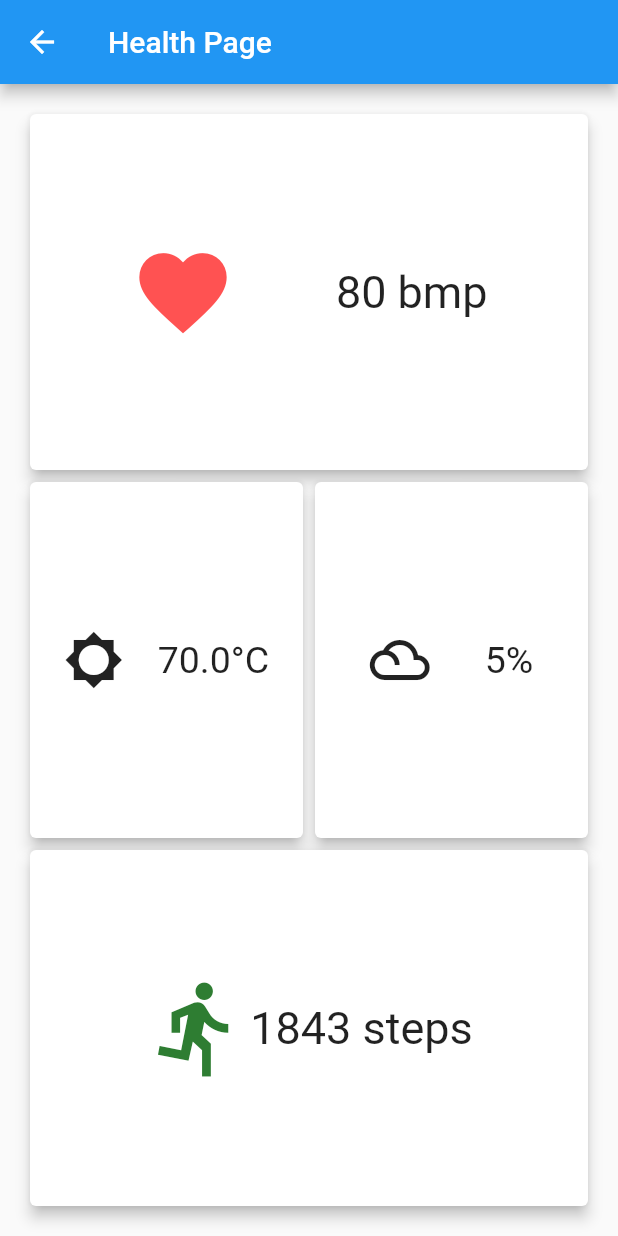
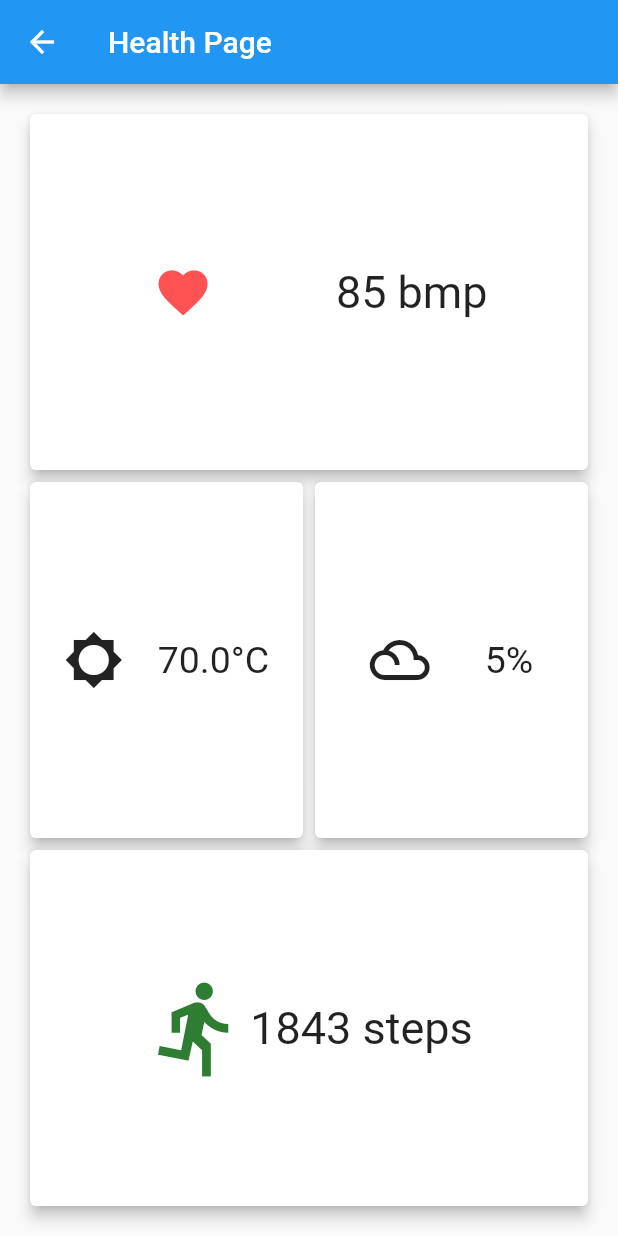
Before and after one commit to AlexBolot/moth, a Flutter app: the screen it shows after launch, after a tap on the "favorite" icon, on a phone screen of 412 x 824 dp. Run offline on Flutter 3.47's test engine with Material 2 defaults, Android fonts, the phone set to English and light mode, and no system bars; our stand-ins replace cloud_firestore; accounts and stored records are empty.

Commit message:
Adding completed HealthPage + NotificationsPage + SpanishInquisition

```diff
--- a/flutter/moth/lib/global/router.dart
+++ b/flutter/moth/lib/global/router.dart
@@ -1,6 +1,5 @@
 import 'package:flutter/material.dart';
 import 'package:moth/user_interfaces/pages/health_page.dart';
-import 'package:moth/user_interfaces/pages/map_page.dart';
 import 'package:moth/user_interfaces/pages/notifications_page.dart';
 import 'package:moth/user_interfaces/pages/tasks_page.dart';
 import 'package:moth/user_interfaces/pages/dash_board.dart';
@@ -8,7 +7,6 @@ import 'package:moth/user_interfaces/pages/dash_board.dart';
 const String dashboard = DashBoard.path;
 const String healthPage = HealthPage.path;
 const String tasksPage = TasksPage.path;
-const String mapPage = MapPage.path;
 const String notificationsPage = NotificationsPage.path;
 
 navigateToPage(String destination, BuildContext context, {bool replace = false}) {
--- a/flutter/moth/lib/user_interfaces/main.dart
+++ b/flutter/moth/lib/user_interfaces/main.dart
@@ -5,7 +5,6 @@ import 'package:moth/models/task.dart';
 import 'package:moth/services/task_service.dart';
 import 'package:moth/user_interfaces/others/app_builder.dart';
 import 'package:moth/user_interfaces/pages/health_page.dart';
-import 'package:moth/user_interfaces/pages/map_page.dart';
 import 'package:moth/user_interfaces/pages/notifications_page.dart';
 import 'package:moth/user_interfaces/pages/tasks_page.dart';
 import 'package:moth/user_interfaces/pages/dash_board.dart';
@@ -29,7 +28,6 @@ class MyApp extends StatelessWidget {
             dashboard: (context) => DashBoard(),
             healthPage: (context) => HealthPage(),
             tasksPage: (context) => TasksPage(),
-            mapPage: (context) => MapPage(),
             notificationsPage: (context) => NotificationsPage(),
           },
         );
--- a/flutter/moth/lib/user_interfaces/pages/dash_board.dart
+++ b/flutter/moth/lib/user_interfaces/pages/dash_board.dart
@@ -1,6 +1,5 @@
 import 'package:flutter/material.dart';
 import 'package:moth/global/router.dart';
-import 'package:moth/services/task_service.dart';
 import 'package:moth/user_interfaces/fragments/circle_button.dart';
 
 class DashBoard extends StatefulWidget {
@@ -15,19 +14,16 @@ class _DashBoardState extends State<DashBoard> {
   Widget build(BuildContext context) {
     return Scaffold(
       appBar: AppBar(title: Text('Dashboard')),
-      body: Container(
+      drawer: Container(child: Image.asset('images/spanish_inquisition.png')),
+      endDrawer: Container(child: Image.asset('images/spanish_inquisition.png')),
+      body: Center(
         child: Column(
+          crossAxisAlignment: CrossAxisAlignment.center,
           mainAxisAlignment: MainAxisAlignment.spaceEvenly,
           children: <Widget>[
             CircleButton(iconData: Icons.favorite, onTap: () => navigateToPage(healthPage, context)),
-            Row(
-              mainAxisAlignment: MainAxisAlignment.spaceEvenly,
-              children: <Widget>[
-                CircleButton(iconData: Icons.assignment, onTap: () => navigateToPage(tasksPage, context)),
-                CircleButton(iconData: Icons.notifications, onTap: () => navigateToPage(notificationsPage, context)),
-              ],
-            ),
-            CircleButton(iconData: Icons.map, onTap: () => navigateToPage(mapPage, context)),
+            CircleButton(iconData: Icons.assignment, onTap: () => navigateToPage(tasksPage, context)),
+            CircleButton(iconData: Icons.notifications, onTap: () => navigateToPage(notificationsPage, context)),
           ],
         ),
       ),
--- a/flutter/moth/lib/user_interfaces/pages/health_page.dart
+++ b/flutter/moth/lib/user_interfaces/pages/health_page.dart
@@ -8,13 +8,42 @@ class HealthPage extends StatefulWidget {
 }
 
 class _HealthPageState extends State<HealthPage> with SingleTickerProviderStateMixin {
-  int heartBeat = 80;
+  int heartBeat = 85;
   double temperature = 70.0;
   int humidity = 5;
   int stepsCount = 1843;
 
+  Animation<double> animationHeart;
+  AnimationController controllerHeart;
+
+  @override
+  void initState() {
+    super.initState();
+    controllerHeart = AnimationController(
+      vsync: this,
+      duration: Duration(milliseconds: 800),
+      lowerBound: 0.3,
+      upperBound: 1.0,
+    );
+    controllerHeart.repeat();
+    animationHeart = CurvedAnimation(parent: controllerHeart, curve: Curves.linear);
+  }
+
+  @override
+  void dispose() {
+    super.dispose();
+    controllerHeart.dispose();
+  }
+
+  updateFrequence() {
+    int frequence = (60 / heartBeat * 1000).round();
+    print(frequence);
+    controllerHeart.duration = Duration(milliseconds: frequence);
+  }
+
   @override
   Widget build(BuildContext context) {
+    updateFrequence();
     return Scaffold(
       appBar: AppBar(title: Text('Health Page')),
       body: Padding(
@@ -29,7 +58,8 @@ class _HealthPageState extends State<HealthPage> with SingleTickerProviderStateM
                   mainAxisSize: MainAxisSize.max,
                   mainAxisAlignment: MainAxisAlignment.spaceEvenly,
                   children: <Widget>[
-                    Icon(Icons.favorite, size: 70.0, color: Colors.redAccent),
+                    ScaleTransition(
+                        scale: animationHeart, child: Icon(Icons.favorite, size: 70.0, color: Colors.redAccent)),
                     Text('$heartBeat bmp', style: TextStyle(fontSize: 30.0)),
                   ],
                 ),
```
Also changed, not shown: flutter/moth/lib/user_interfaces/pages/map_page.dart (deleted, +0 -22 lines), flutter/moth/lib/user_interfaces/pages/notifications_page.dart (+107 -4 lines), flutter/moth/pubspec.yaml (+2 -33 lines), flutter/moth/images/spanish_inquisition.png (added).
